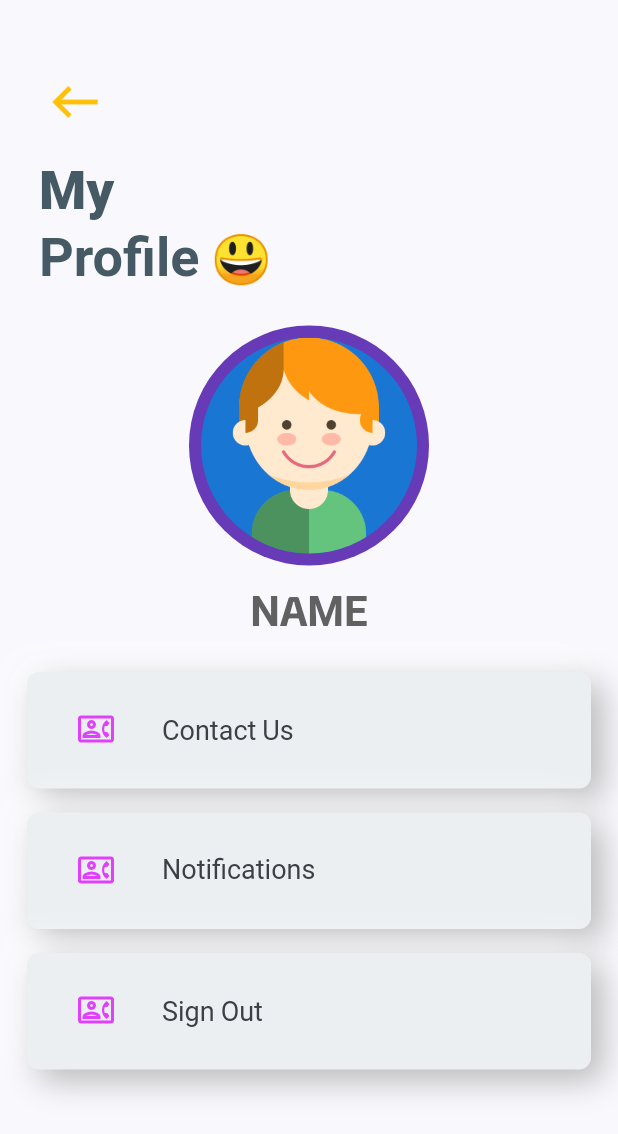
After one commit to ManoVikram/FreshMandee, a Flutter app: the UserAccountScreen screen opened by its route, on a phone screen of 412 x 824 dp. The commit adds this screen. Shown: the top 1134 px of the screen. Run offline on Flutter 3.47's test engine with Material 2 defaults, Android fonts, the phone set to English and light mode, and no system bars; drawn by our look-alikes of flutter_neumorphic; our stand-ins replace equatable, firebase_auth, firebase_core, flutter_bloc, font_awesome_flutter, google_fonts and 2 more; accounts and stored records are empty; network calls fail; Roboto replaces fonts that are missing (Oxygen).

Commit message:
Created the basic UI of the User Accounts Screen.

```diff
--- a/lib/main.dart
+++ b/lib/main.dart
@@ -9,6 +9,7 @@ import './screens/otpScreen.dart';
 import './screens/homeScreen.dart';
 import './screens/productDetailsScreen.dart';
 import './screens/userCartScreen.dart';
+import './screens/userAccountScreen.dart';
 import './models/provider/phoneNumber.dart';
 
 import './colorPalette.dart';
@@ -44,6 +45,7 @@ class _MyAppState extends State<MyApp> {
           HomeScreen.routeName: (contxt) => HomeScreen(),
           ProductDetailsScreen.routeName: (contxt) => ProductDetailsScreen(),
           UserCartScreen.routeName: (contxt) => UserCartScreen(),
+          UserAccountScreen.routeName: (contxt) => UserAccountScreen(),
         },
       ),
     );
--- /dev/null
+++ b/lib/screens/userAccountScreen.dart
@@ -0,0 +1,90 @@
+import 'package:flutter/material.dart';
+import 'package:flutter_neumorphic/flutter_neumorphic.dart';
+import 'package:google_fonts/google_fonts.dart';
+import 'package:firebase_auth/firebase_auth.dart';
+
+import '../widgets/cartTitle.dart';
+import '../widgets/previousPageButtonIcon.dart';
+import '../widgets/userAvatar.dart';
+import '../widgets/neumorphicRectangularTileButton.dart';
+
+class UserAccountScreen extends StatelessWidget {
+  static const String routeName = "/userAccountScreen";
+
+  @override
+  Widget build(BuildContext context) {
+    final Size size = MediaQuery.of(context).size;
+
+    return Scaffold(
+      body: SingleChildScrollView(
+        physics: BouncingScrollPhysics(),
+        child: Container(
+          margin: EdgeInsets.only(
+            left: 18.0,
+            right: 18.0,
+            top: 42.0,
+          ),
+          child: Column(
+            crossAxisAlignment: CrossAxisAlignment.center,
+            children: [
+              PreviousPageIconButton(
+                color: Colors.amber,
+              ),
+              SizedBox(
+                height: 16.0,
+              ),
+              CartTitle(
+                text1: "My",
+                text2: "Profile",
+                text3: "😃",
+              ),
+              SizedBox(
+                height: 24.0,
+              ),
+              UserAvatar(
+                imageLocation: "assets/images/Boy.png",
+              ),
+              SizedBox(
+                height: 12.0,
+              ),
+              Text(
+                // TODO: Replace it with the name of the user and give them an option to edit their name
+                "NAME",
+                style: TextStyle(
+                  fontFamily: GoogleFonts.oxygen().fontFamily,
+                  fontSize: 28.0,
+                  fontWeight: FontWeight.bold,
+                  color: Colors.grey[700],
+                ),
+              ),
+              SizedBox(
+                height: 16.0,
+              ),
+              NeumorphicRectangularTileButton(
+                size: size,
+                leadingIcon: Icons.quick_contacts_dialer_outlined,
+                title: "Contact Us",
+                onPressed: () {},
+              ),
+              NeumorphicRectangularTileButton(
+                size: size,
+                leadingIcon: Icons.quick_contacts_dialer_outlined,
+                title: "Notifications",
+                onPressed: () {},
+              ),
+              NeumorphicRectangularTileButton(
+                size: size,
+                leadingIcon: Icons.quick_contacts_dialer_outlined,
+                title: "Sign Out",
+                onPressed: () async {
+                  await FirebaseAuth.instance.signOut();
+                  Navigator.of(context).pop();
+                },
+              ),
+            ],
+          ),
+        ),
+      ),
+    );
+  }
+}
--- a/lib/screens/userCartScreen.dart
+++ b/lib/screens/userCartScreen.dart
@@ -33,7 +33,11 @@ class UserCartScreen extends StatelessWidget {
               SizedBox(
                 height: 16.0,
               ),
-              CartTitle(),
+              CartTitle(
+                text1: "My",
+                text2: "Cart",
+                text3: "🛍️",
+              ),
               SizedBox(
                 height: 18.0,
               ),
--- a/lib/widgets/cartTitle.dart
+++ b/lib/widgets/cartTitle.dart
@@ -2,8 +2,15 @@ import 'package:flutter/material.dart';
 import 'package:google_fonts/google_fonts.dart';
 
 class CartTitle extends StatelessWidget {
+  final String text1;
+  final String text2;
+  final String text3;
+
   const CartTitle({
     Key key,
+    this.text1 = "",
+    this.text2 = "",
+    this.text3 = "",
   }) : super(key: key);
 
   @override
@@ -16,7 +23,7 @@ class CartTitle extends StatelessWidget {
           text: TextSpan(
             children: [
               TextSpan(
-                text: "My\n",
+                text: "$text1\n",
                 style: TextStyle(
                   fontFamily: GoogleFonts.oxygen().fontFamily,
                   fontSize: 36.0,
@@ -25,7 +32,7 @@ class CartTitle extends StatelessWidget {
                 ),
               ),
               TextSpan(
-                text: "Cart ",
+                text: "$text2 ",
                 style: TextStyle(
                   fontFamily: GoogleFonts.oxygen().fontFamily,
                   fontSize: 36.0,
@@ -34,7 +41,7 @@ class CartTitle extends StatelessWidget {
                 ),
               ),
               TextSpan(
-                text: "🛍️",
+                text: "$text3",
                 style: TextStyle(
                   fontSize: 32.0,
                 ),
--- a/lib/widgets/customBottomNavigationBar.dart
+++ b/lib/widgets/customBottomNavigationBar.dart
@@ -1,7 +1,9 @@
 import 'package:flutter/material.dart';
 import 'package:font_awesome_flutter/font_awesome_flutter.dart';
 
+import '../screens/homeScreen.dart';
 import '../screens/userCartScreen.dart';
+import '../screens/userAccountScreen.dart';
 
 import '../colorPalette.dart';
 
@@ -34,17 +36,22 @@ class CustomBottomNavigationBar extends StatelessWidget {
           IconButton(
             icon: FaIcon(
               FontAwesomeIcons.home,
-              color: Colors.deepOrangeAccent,
+              color: Colors.deepOrangeAccent[100],
             ),
             /* icon: Icon(
               Icons.home_outlined,
             ), */
-            onPressed: () {},
+            onPressed: () {
+              Navigator.of(context).pushNamedAndRemoveUntil(
+                HomeScreen.routeName,
+                (route) => false,
+              );
+            },
           ),
           IconButton(
             icon: FaIcon(
               FontAwesomeIcons.shoppingCart,
-              color: Colors.deepOrangeAccent,
+              color: Colors.deepOrangeAccent[100],
             ),
             onPressed: () {
               Navigator.of(context).pushNamed(UserCartScreen.routeName);
@@ -53,9 +60,11 @@ class CustomBottomNavigationBar extends StatelessWidget {
           IconButton(
             icon: FaIcon(
               FontAwesomeIcons.userAlt,
-              color: Colors.deepOrangeAccent,
+              color: Colors.deepOrangeAccent[100],
             ),
-            onPressed: () {},
+            onPressed: () {
+              Navigator.of(context).pushNamed(UserAccountScreen.routeName);
+            },
           ),
         ],
       ),
--- /dev/null
+++ b/lib/widgets/neumorphicRectangularTileButton.dart
@@ -0,0 +1,53 @@
+import 'package:flutter/material.dart';
+import 'package:flutter_neumorphic/flutter_neumorphic.dart';
+import 'package:google_fonts/google_fonts.dart';
+
+class NeumorphicRectangularTileButton extends StatelessWidget {
+  final String title;
+  final IconData leadingIcon;
+  final Function onPressed;
+
+  const NeumorphicRectangularTileButton({
+    Key key,
+    @required this.size,
+    this.title,
+    this.leadingIcon,
+    this.onPressed,
+  }) : super(key: key);
+
+  final Size size;
+
+  @override
+  Widget build(BuildContext context) {
+    return NeumorphicButton(
+      onPressed: onPressed,
+      margin: EdgeInsets.symmetric(vertical: 8.0),
+      style: NeumorphicStyle(
+        color: Colors.blueGrey[50],
+        shadowDarkColor: Colors.grey,
+        shadowLightColor: Colors.white,
+        shadowLightColorEmboss: Colors.white,
+        shadowDarkColorEmboss: Colors.blueGrey[100],
+        depth: 15,
+      ),
+      pressed: true,
+      child: Container(
+        height: size.height * 0.07,
+        width: double.infinity,
+        child: ListTile(
+          leading: Icon(
+            leadingIcon,
+            color: Colors.purpleAccent,
+          ),
+          title: Text(
+            title,
+            style: TextStyle(
+              fontFamily: GoogleFonts.oxygenMono().fontFamily,
+              fontSize: 18.0,
+            ),
+          ),
+        ),
+      ),
+    );
+  }
+}
--- /dev/null
+++ b/lib/widgets/userAvatar.dart
@@ -0,0 +1,24 @@
+import 'package:flutter/material.dart';
+
+class UserAvatar extends StatelessWidget {
+  final String imageLocation;
+
+  const UserAvatar({
+    Key key,
+    this.imageLocation,
+  }) : super(key: key);
+
+  @override
+  Widget build(BuildContext context) {
+    return CircleAvatar(
+      maxRadius: 80.0,
+      minRadius: 18.0,
+      backgroundColor: Colors.deepPurple,
+      child: CircleAvatar(
+        maxRadius: 72,
+        minRadius: 16,
+        foregroundImage: AssetImage(imageLocation),
+      ),
+    );
+  }
+}
```
